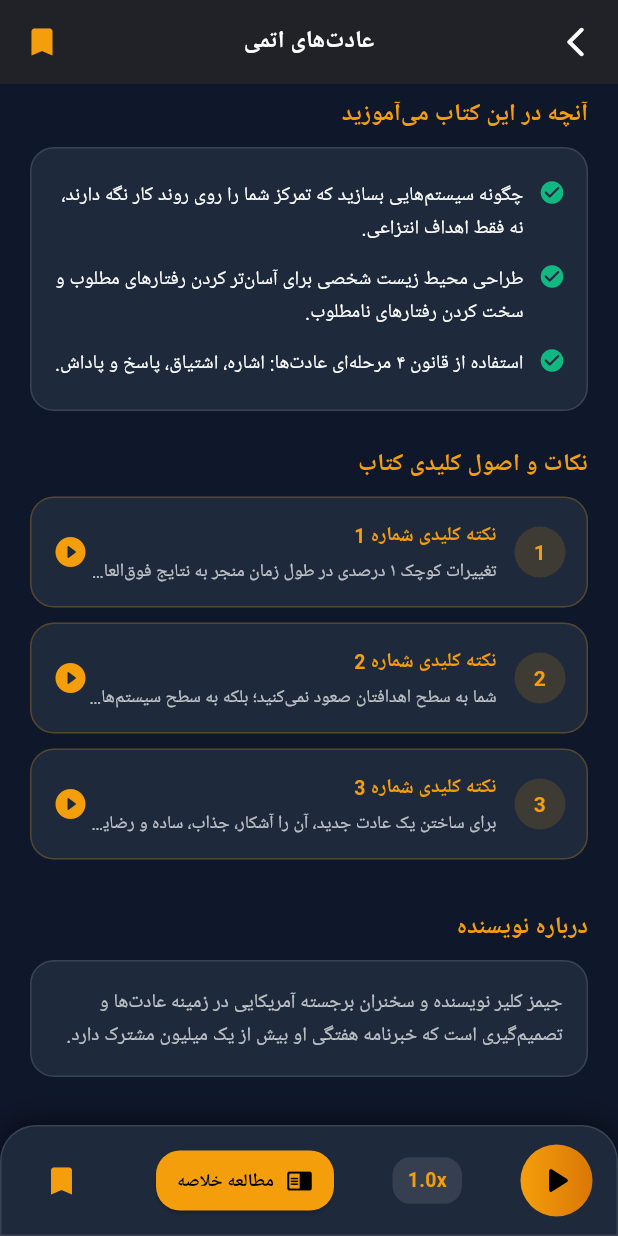
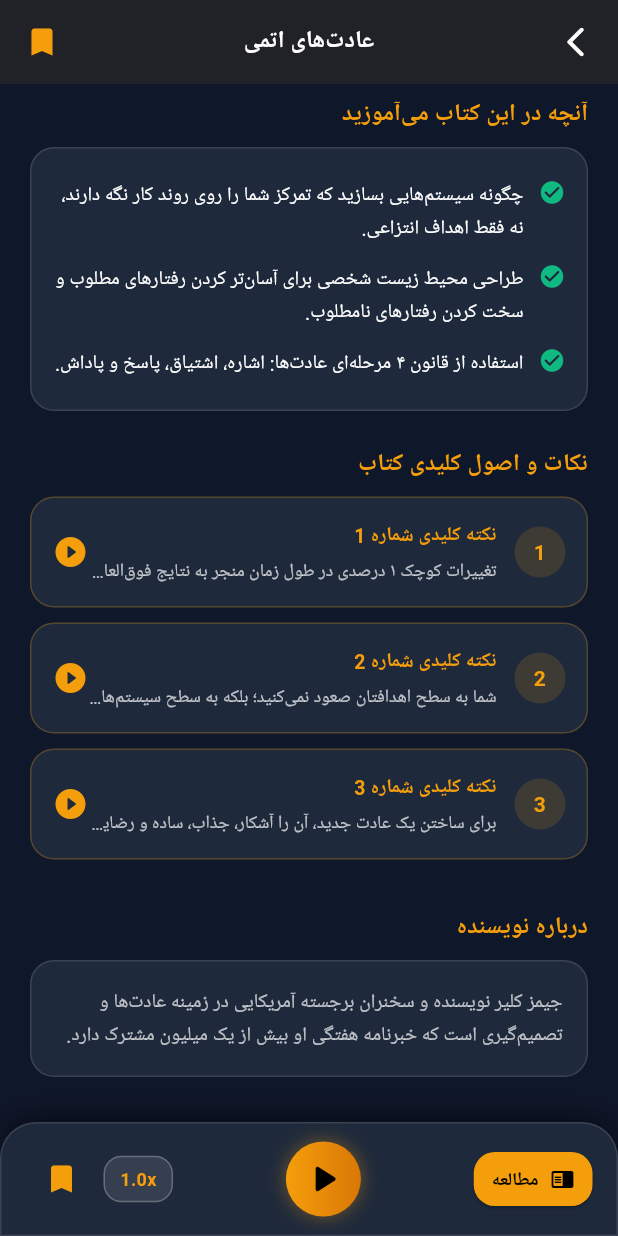
Before and after one commit to mjyaqubi/roshana, a Flutter app: the BookReaderPage screen opened directly with sample values from the repository, scrolled down 524 dp, on a phone screen of 412 x 824 dp. Run offline on Flutter 3.47's test engine with Material 3 defaults, Android fonts, the light colour scheme and no system bars; our stand-ins replace google_fonts, shared_preferences; accounts and stored records are empty; network calls fail; Roboto replaces fonts that are missing (Vazirmatn).

Commit message:
refactor: compact Reading button label, center Play button, and position speed/bookmark controls

```diff
--- a/lib/src/features/reader_player/presentation/pages/book_reader_page.dart
+++ b/lib/src/features/reader_player/presentation/pages/book_reader_page.dart
@@ -344,7 +344,7 @@ class _BookReaderPageState extends State<BookReaderPage> {
                     const SizedBox(height: 22),
                   ],
 
-                  // 7. Clickable Key Points Titles (Navigates to exact card position in reading mode!)
+                  // 7. Clickable Key Points Titles
                   Align(
                     alignment: widget.currentLocale.direction == TextDirection.rtl
                         ? Alignment.centerRight
@@ -440,7 +440,7 @@ class _BookReaderPageState extends State<BookReaderPage> {
                   ),
                   const SizedBox(height: 22),
 
-                  // 8. About the Author (One Paragraph)
+                  // 8. About the Author
                   if (aboutAuthor.isNotEmpty) ...[
                     Align(
                       alignment: widget.currentLocale.direction == TextDirection.rtl
@@ -481,7 +481,7 @@ class _BookReaderPageState extends State<BookReaderPage> {
             ),
           ),
 
-          // 9. Bottom Audio Control Bar + Reading Button before Save Icon
+          // 9. Bottom Control Bar: Compact "Reading" button, Centered Play Button, Speed Button & Save Icon
           Container(
             padding: const EdgeInsets.symmetric(horizontal: 16, vertical: 12),
             decoration: BoxDecoration(
@@ -499,60 +499,22 @@ class _BookReaderPageState extends State<BookReaderPage> {
             child: Row(
               mainAxisAlignment: MainAxisAlignment.spaceBetween,
               children: [
-                // Play / Pause Button
-                GestureDetector(
-                  onTap: _togglePlayPause,
-                  child: Container(
-                    width: 48,
-                    height: 48,
-                    decoration: const BoxDecoration(
-                      shape: BoxShape.circle,
-                      gradient: LinearGradient(
-                        colors: [Color(0xFFF59E0B), Color(0xFFD97706)],
-                      ),
-                    ),
-                    child: Icon(
-                      _isPlaying ? Icons.pause_rounded : Icons.play_arrow_rounded,
-                      color: Colors.black,
-                      size: 30,
-                    ),
-                  ),
-                ),
-
-                // Speed Cycle Toggle
-                GestureDetector(
-                  onTap: _cycleSpeed,
-                  child: Container(
-                    padding: const EdgeInsets.symmetric(horizontal: 10, vertical: 6),
-                    decoration: BoxDecoration(
-                      color: Colors.white10,
-                      borderRadius: BorderRadius.circular(12),
-                    ),
-                    child: Text(
-                      '${_playbackSpeed}x',
-                      style: const TextStyle(
-                        color: Color(0xFFF59E0B),
-                        fontSize: 13,
-                        fontWeight: FontWeight.bold,
-                      ),
-                    ),
-                  ),
-                ),
-
-                // READING BUTTON (Opens full summary text reading mode before save icon!)
+                // Compact "Reading" Button (Smaller width, concise label)
                 ElevatedButton.icon(
                   style: ElevatedButton.styleFrom(
                     backgroundColor: const Color(0xFFF59E0B),
                     foregroundColor: Colors.black,
+                    minimumSize: Size.zero,
+                    padding: const EdgeInsets.symmetric(horizontal: 12, vertical: 8),
+                    tapTargetSize: MaterialTapTargetSize.shrinkWrap,
                     shape: RoundedRectangleBorder(
-                      borderRadius: BorderRadius.circular(16),
+                      borderRadius: BorderRadius.circular(14),
                     ),
-                    padding: const EdgeInsets.symmetric(horizontal: 14, vertical: 10),
                   ),
                   onPressed: () => _openFullReadingMode(initialCardIndex: 0),
-                  icon: const Icon(Icons.chrome_reader_mode_rounded, size: 18),
+                  icon: const Icon(Icons.chrome_reader_mode_rounded, size: 16),
                   label: Text(
-                    isEn ? 'Read Summary' : 'مطالعه خلاصه',
+                    isEn ? 'Reading' : 'مطالعه',
                     style: RoshanaTypography.getTextStyle(
                       currentLocale: widget.currentLocale,
                       fontSize: 12,
@@ -562,7 +524,56 @@ class _BookReaderPageState extends State<BookReaderPage> {
                   ),
                 ),
 
-                // Save / Bookmark Icon Button
+                // Primary Play Button in the MIDDLE
+                GestureDetector(
+                  onTap: _togglePlayPause,
+                  child: Container(
+                    width: 50,
+                    height: 50,
+                    decoration: const BoxDecoration(
+                      shape: BoxShape.circle,
+                      gradient: LinearGradient(
+                        colors: [Color(0xFFF59E0B), Color(0xFFD97706)],
+                      ),
+                      boxShadow: [
+                        BoxShadow(
+                          color: Color(0x66F59E0B),
+                          blurRadius: 10,
+                        ),
+                      ],
+                    ),
+                    child: Icon(
+                      _isPlaying ? Icons.pause_rounded : Icons.play_arrow_rounded,
+                      color: Colors.black,
+                      size: 32,
+                    ),
+                  ),
+                ),
+
+                // Speed Toggle Button & Save Icon
+                Row(
+                  mainAxisSize: MainAxisSize.min,
+                  children: [
+                    GestureDetector(
+                      onTap: _cycleSpeed,
+                      child: Container(
+                        padding: const EdgeInsets.symmetric(horizontal: 10, vertical: 6),
+                        decoration: BoxDecoration(
+                          color: Colors.white10,
+                          borderRadius: BorderRadius.circular(12),
+                          border: Border.all(color: Colors.white24),
+                        ),
+                        child: Text(
+                          '${_playbackSpeed}x',
+                          style: const TextStyle(
+                            color: Color(0xFFF59E0B),
+                            fontSize: 12,
+                            fontWeight: FontWeight.bold,
+                          ),
+                        ),
+                      ),
+                    ),
+                    const SizedBox(width: 4),
                     IconButton(
                       icon: Icon(
                         _isSaved ? Icons.bookmark_rounded : Icons.bookmark_border_rounded,
@@ -577,6 +588,8 @@ class _BookReaderPageState extends State<BookReaderPage> {
                     ),
                   ],
                 ),
+              ],
+            ),
           ),
         ],
       ),
```
Also changed, not shown: 1 other file. Lines whose indentation alone changed are shown as unchanged.
